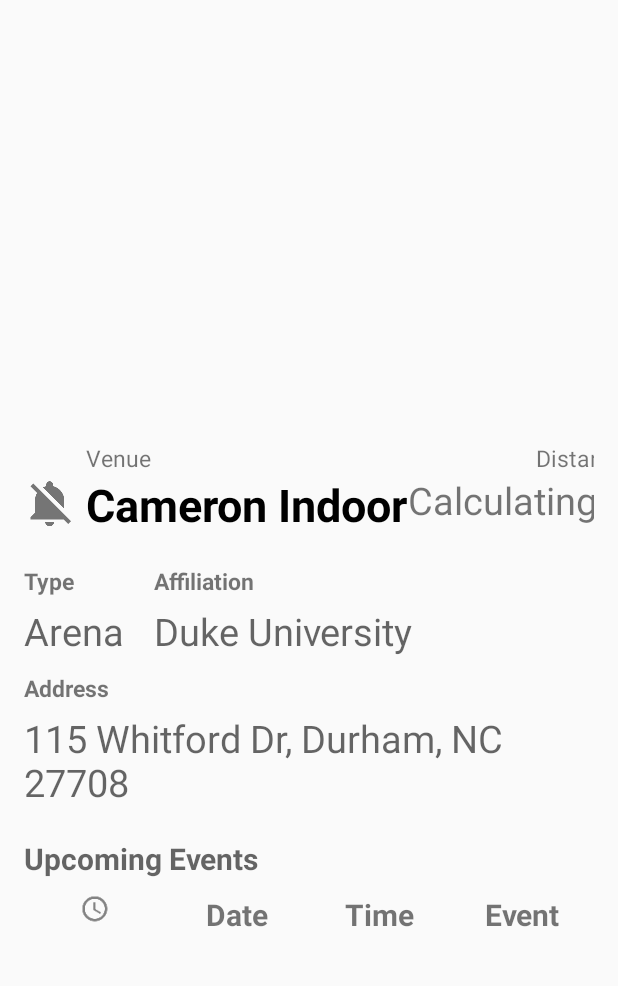
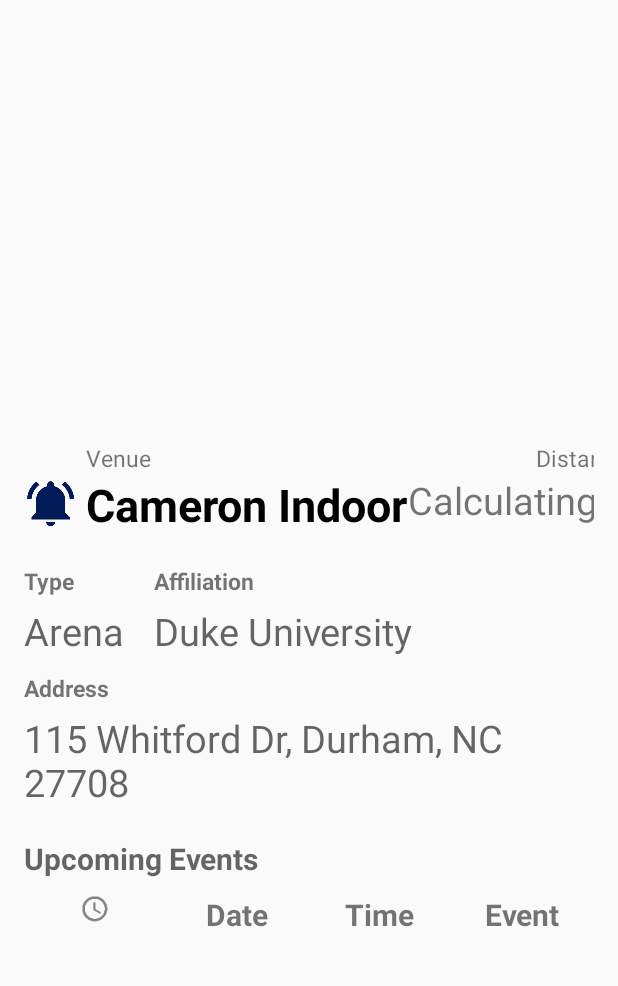
Before and after one commit to dukehal/TriangleTraffic, an Android app: the InfoActivity screen opened directly, with no data from a screen before it, on a phone screen of 412 x 824 dp, the part 161-1147 px from its top. Run offline under Robolectric (Android 15) with nearby library versions, the phone set to English and light mode, and no system bars.

Commit message:
notifications check box changes with state

```diff
--- a/app/src/main/java/edu/duke/pratt/hal/triangletraffic/InfoActivity.java
+++ b/app/src/main/java/edu/duke/pratt/hal/triangletraffic/InfoActivity.java
@@ -10,6 +10,7 @@ import android.util.Log;
 import android.view.Gravity;
 import android.view.Menu;
 import android.view.MenuItem;
+import android.widget.CheckBox;
 import android.widget.TableLayout;
 import android.widget.TableRow;
 import android.widget.TextView;
@@ -65,6 +66,10 @@ public class InfoActivity extends ActionBarActivity implements OnMapReadyCallbac
         }
         t = (TextView)findViewById(R.id.venueAddress);
         t.setText(venueInfo.getAddress());
+
+        CheckBox checkBox = (CheckBox) findViewById(R.id.checkBox);
+
+        checkBox.setChecked(true);
 
         ArrayList<Event> eventInfoList = venueInfo.getEvents();
         Collections.sort(eventInfoList);
@@ -226,5 +231,4 @@ public class InfoActivity extends ActionBarActivity implements OnMapReadyCallbac
 
     }
 
-
 }
--- a/app/src/main/res/layout/activity_info_window.xml
+++ b/app/src/main/res/layout/activity_info_window.xml
@@ -79,7 +79,7 @@
                     android:layout_alignParentLeft="true"
                     android:layout_alignParentStart="true"
                     android:layout_gravity="center"
-                    android:button="@drawable/ic_notifications_off_grey600_36dp"
+                    android:button="@xml/customdrawablecheckbox"
                     android:paddingRight="5dp" />
 
                 <TextView
--- a/app/src/main/res/xml/customdrawablecheckbox.xml
+++ b/app/src/main/res/xml/customdrawablecheckbox.xml
@@ -1,4 +1,5 @@
 <?xml version="1.0" encoding="utf-8"?>
-<InfoActivity xmlns:android="http://schemas.android.com/apk/res/android">
-
-</InfoActivity>
+<selector  xmlns:android="http://schemas.android.com/apk/res/android">
+    <item android:state_checked="false" android:drawable="@drawable/ic_notifications_off_grey600_36dp" />
+    <item android:state_checked="true" android:drawable="@drawable/ic_notifications_active_black_36dp" />
+</selector>
```
